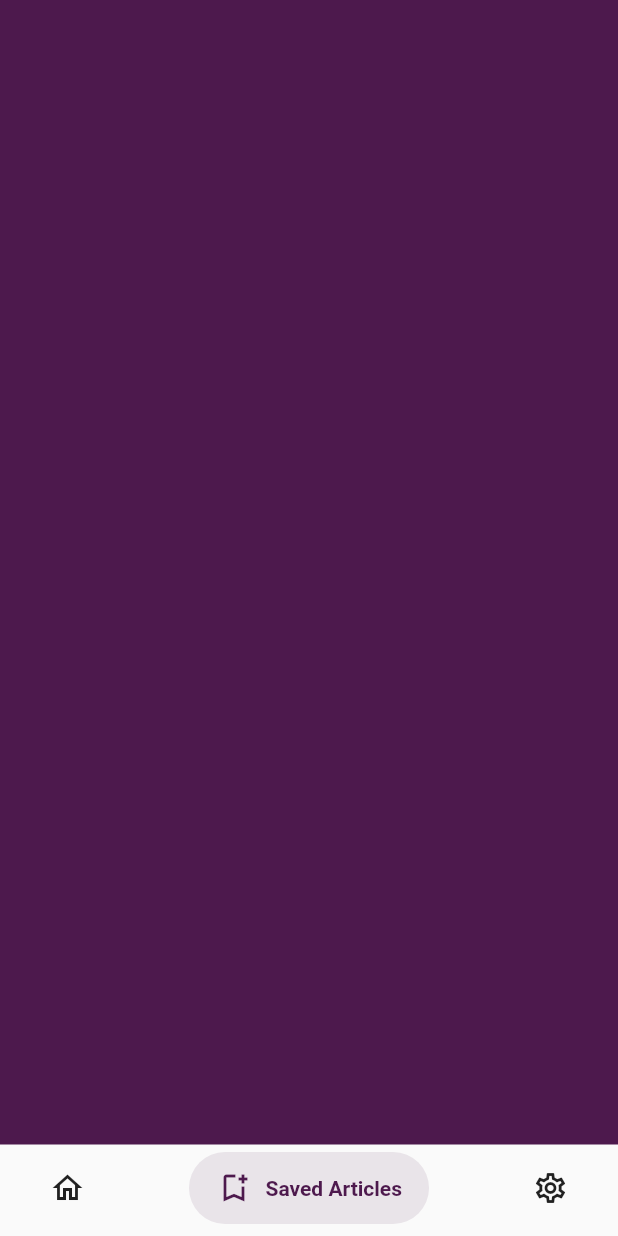
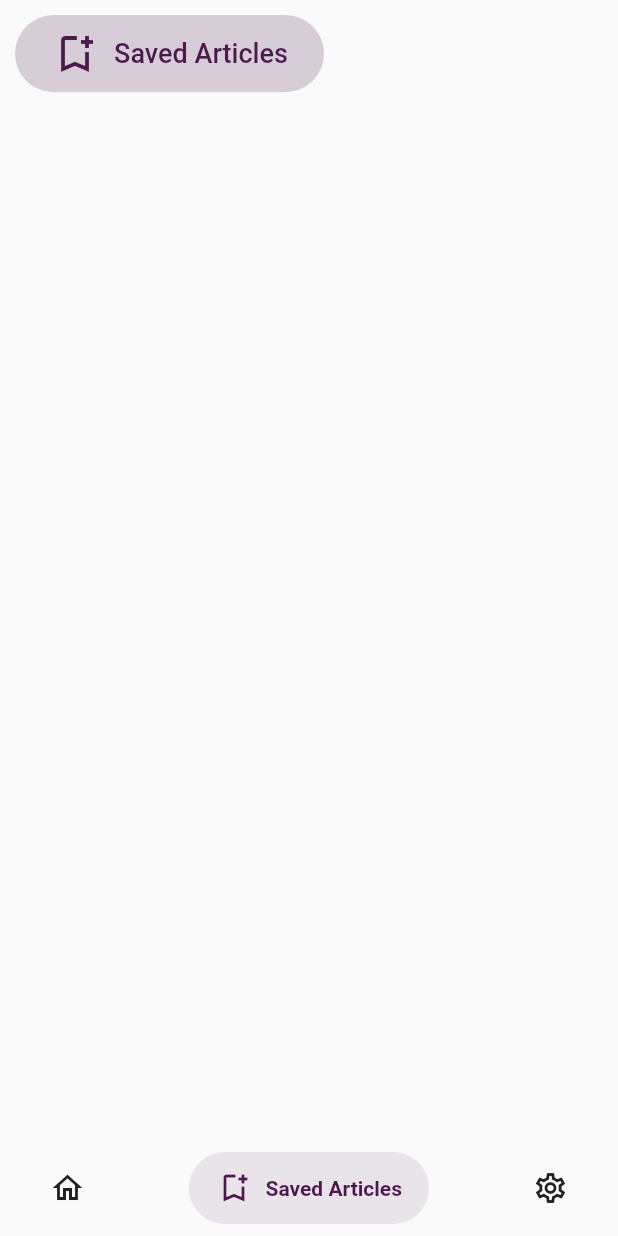
Before and after one commit to Serticode/Sertinews, a Flutter app: the screen it shows after launch, item 2 of the bottom bar chosen, on a phone screen of 412 x 824 dp. Run offline on Flutter 3.47's test engine with Material 2 defaults, Android fonts, the phone set to English and light mode, and no system bars; drawn by our look-alikes of salomon_bottom_bar.

Commit message:
Refactoring, and Model Creation. News Source Model, News Article Model ... amongst others

```diff
--- a/lib/main.dart
+++ b/lib/main.dart
@@ -1,5 +1,4 @@
 import 'package:flutter/material.dart';
-
 import 'pages/wrapper.dart';
 
 void main() {
@@ -11,9 +10,6 @@ class MyApp extends StatelessWidget {
 
   @override
   Widget build(BuildContext context) {
-    return const MaterialApp(
-      debugShowCheckedModeBanner: false,
-      home: Wrapper(),
-    );
+    return const Wrapper();
   }
 }
--- a/lib/models/page_view_decider.dart
+++ b/lib/models/page_view_decider.dart
@@ -1,5 +1,5 @@
 import 'package:flutter/material.dart';
-import 'package:sertinews/pages/screens/news_page.dart';
+import 'package:sertinews/pages/screens/news_feed.dart';
 import 'package:sertinews/pages/screens/saved_articles_page.dart';
 import 'package:sertinews/pages/screens/settings_page.dart';
 
--- a/lib/pages/screens/saved_articles_page.dart
+++ b/lib/pages/screens/saved_articles_page.dart
@@ -1,4 +1,5 @@
 import 'package:flutter/material.dart';
+import 'package:sertinews/widgets/page_title.dart';
 
 class SavedArticles extends StatefulWidget {
   const SavedArticles({Key? key}) : super(key: key);
@@ -10,8 +11,14 @@ class SavedArticles extends StatefulWidget {
 class _SavedArticlesState extends State<SavedArticles> {
   @override
   Widget build(BuildContext context) {
-    return Container(
-      color: const Color(0xFF4D194D),
+    return Column(
+      children: const <Widget>[
+        PageTitle(
+          pageIcon: Icons.bookmark_add_outlined,
+          pageTitle: "Saved Articles",
+          titleColour: Color(0xFF4D194D),
+        )
+      ],
     );
   }
 }
--- a/lib/pages/wrapper.dart
+++ b/lib/pages/wrapper.dart
@@ -1,6 +1,6 @@
 import 'package:flutter/material.dart';
 import 'package:salomon_bottom_bar/salomon_bottom_bar.dart';
-import 'package:sertinews/constants/salomon_bottom_bar_files.dart';
+import 'package:sertinews/widgets/salomon_bottom_bar_files.dart';
 import 'package:sertinews/models/page_view_decider.dart';
 
 class Wrapper extends StatefulWidget {
@@ -11,18 +11,16 @@ class Wrapper extends StatefulWidget {
 }
 
 class _WrapperState extends State<Wrapper> {
-  get _bottomBarIcons => SalomonBottomBarData().theIcons;
-  get _bottomBarPageTitle => SalomonBottomBarData().theNavigationTitle;
-  get _bottomBarSelectedIconSize => SalomonBottomBarData().theSelectedIconSize;
-  get _selectedBackgroundColour =>
-      SalomonBottomBarData().theSelectionBackgroundColours;
-
   int _currentPageNumber = 0;
   @override
   Widget build(BuildContext context) {
-    return Scaffold(
+    return MaterialApp(
+      debugShowCheckedModeBanner: false,
+      home: Scaffold(
         body: SafeArea(
-        child: SelectView(pageNumber: _currentPageNumber,),
+          child: SelectView(
+            pageNumber: _currentPageNumber,
+          ),
         ),
         bottomNavigationBar: SalomonBottomBar(
           currentIndex: _currentPageNumber,
@@ -36,7 +34,6 @@ class _WrapperState extends State<Wrapper> {
           duration: const Duration(milliseconds: 700),
           onTap: (_pageNumber) => setState(() {
             _currentPageNumber = _pageNumber;
-          debugPrint(_currentPageNumber.toString());
           }),
           items: <SalomonBottomBarItem>[
             //!HOME
@@ -63,6 +60,14 @@ class _WrapperState extends State<Wrapper> {
             ),
           ],
         ),
+      ),
     );
   }
+
+//!NEEDED GETTERS
+  get _bottomBarIcons => SalomonBottomBarData().theIcons;
+  get _bottomBarPageTitle => SalomonBottomBarData().theNavigationTitle;
+  get _bottomBarSelectedIconSize => SalomonBottomBarData().theSelectedIconSize;
+  get _selectedBackgroundColour =>
+      SalomonBottomBarData().theSelectionBackgroundColours;
 }
--- /dev/null
+++ b/lib/widgets/page_title.dart
@@ -0,0 +1,51 @@
+import 'package:flutter/material.dart';
+
+class PageTitle extends StatelessWidget {
+  final String pageTitle;
+  final Color titleColour;
+  final IconData pageIcon;
+  const PageTitle(
+      {Key? key,
+      required this.pageTitle,
+      required this.titleColour,
+      required this.pageIcon})
+      : super(key: key);
+
+  @override
+  Widget build(BuildContext context) {
+    return Container(
+      margin: const EdgeInsets.symmetric(
+        vertical: 10.0,
+        horizontal: 10.0,
+      ),
+      height: MediaQuery.of(context).size.height / 16,
+      width: MediaQuery.of(context).size.width / 2,
+      padding: const EdgeInsets.all(8.0),
+      decoration: BoxDecoration(
+        color: titleColour.withOpacity(0.2),
+        borderRadius: BorderRadius.circular(40.0),
+      ),
+      child: Row(
+        crossAxisAlignment: CrossAxisAlignment.center,
+        mainAxisAlignment: MainAxisAlignment.center,
+        children: <Widget>[
+          Icon(
+            pageIcon,
+            size: 32.0,
+            color: titleColour,
+          ),
+          const SizedBox(
+            width: 10.0,
+          ),
+          Text(pageTitle,
+              style: const TextStyle(
+                fontSize: 18.0,
+                fontWeight: FontWeight.w500,
+              ).copyWith(
+                color: titleColour,
+              )),
+        ],
+      ),
+    );
+  }
+}
--- a/lib/constants/salomon_bottom_bar_files.dart
+++ b/lib/widgets/salomon_bottom_bar_files.dart
@@ -18,7 +18,7 @@ class SalomonBottomBarData {
 
   //!TITLE OF SALOMON NAV BAR ICON
   final List<String> _navigationTitle = const [
-    "Home",
+    "News Feed",
     "Saved Articles",
     "Settings",
   ];
```
Also changed, not shown: lib/models/news_article_model.dart (added, +35 -0 lines), lib/models/news_source_model.dart (added, +12 -0 lines), lib/pages/screens/news_feed.dart (renamed from lib/pages/screens/news_page.dart, +9 -2 lines), lib/pages/screens/settings_page.dart (+9 -2 lines), lib/services/news_api_service.dart (added, +8 -0 lines). Lines whose indentation alone changed are shown as unchanged.
